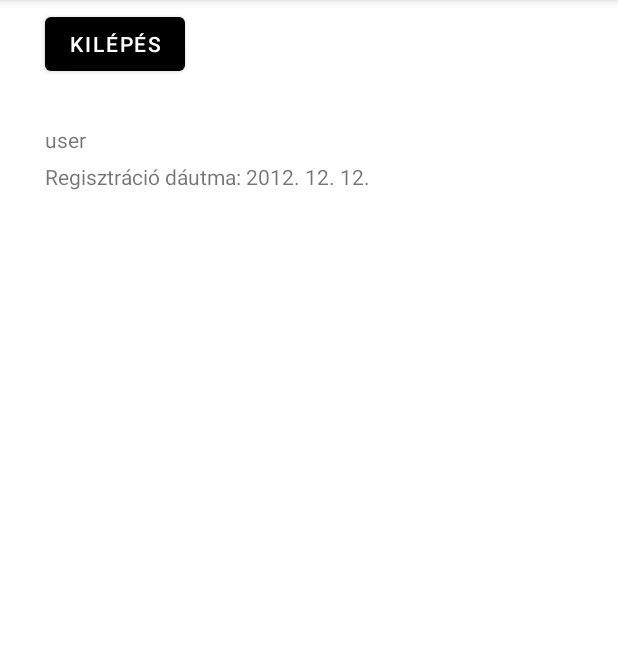
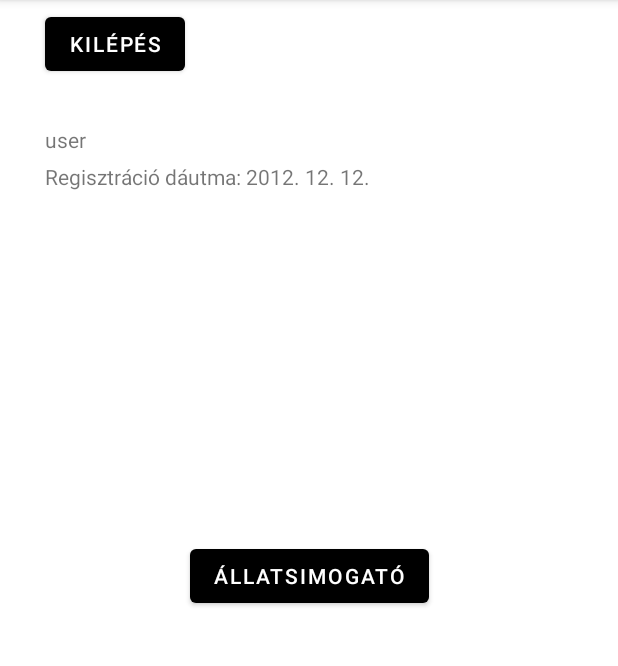
Before and after one commit to DPatrikI/Allatsimogato, an Android app: the screen it shows after launch (ProfileActivity), after a tap on "BEJELENTKEZÉS", on a phone screen of 412 x 824 dp, the part 84-750 px from its top. Run offline under Robolectric (Android 15) with nearby library versions, the phone set to English and light mode, and no system bars.

Commit message:
Állatsimogató gomb és oldal

```diff
--- a/app/build.gradle
+++ b/app/build.gradle
@@ -25,6 +25,9 @@ android {
         sourceCompatibility JavaVersion.VERSION_1_8
         targetCompatibility JavaVersion.VERSION_1_8
     }
+    buildFeatures {
+        viewBinding true
+    }
 }
 
 dependencies {
@@ -32,6 +35,7 @@ dependencies {
     implementation 'androidx.appcompat:appcompat:1.3.1'
     implementation 'com.google.android.material:material:1.4.0'
     implementation 'androidx.constraintlayout:constraintlayout:2.1.1'
+    implementation 'androidx.legacy:legacy-support-v4:1.0.0'
     testImplementation 'junit:junit:4.+'
     androidTestImplementation 'androidx.test.ext:junit:1.1.3'
     androidTestImplementation 'androidx.test.espresso:espresso-core:3.4.0'
--- a/app/src/main/AndroidManifest.xml
+++ b/app/src/main/AndroidManifest.xml
@@ -14,8 +14,11 @@
         android:supportsRtl="true"
         android:theme="@style/Theme.Allatsimogato">
         <activity
+            android:name=".AllatsimogatoActivity"
+            android:exported="true"/>
+        <activity
             android:name=".ProfileActivity"
-            android:exported="true"/>
+            android:exported="true" />
         <activity
             android:name=".MainActivity"
             android:exported="true">
--- a/app/src/main/java/hu/test/creatit/allatsimogato/ProfileActivity.java
+++ b/app/src/main/java/hu/test/creatit/allatsimogato/ProfileActivity.java
@@ -1,12 +1,16 @@
 package hu.test.creatit.allatsimogato;
 
 import androidx.appcompat.app.AppCompatActivity;
+import androidx.constraintlayout.widget.ConstraintLayout;
+import androidx.fragment.app.FragmentContainerView;
 
 import android.content.Intent;
 import android.os.Bundle;
 import android.util.Log;
 import android.view.View;
+import android.view.ViewGroup;
 import android.widget.Button;
+import android.widget.RelativeLayout;
 import android.widget.TextView;
 
 
@@ -39,11 +43,17 @@ public class ProfileActivity extends AppCompatActivity {
         StringBuilder time_createStringBuilder = new StringBuilder();
         time_createStringBuilder.append("Regisztráció dáutma: ");
         Calendar time_createCalendar = getCalendarFromIntentString(userTime_create);
-        Log.e(TAG, time_createCalendar.getTime().toString());
+
         time_createStringBuilder.append(time_createCalendar.get(Calendar.YEAR)).append(". ")
                 .append(time_createCalendar.get(Calendar.MONTH)+1).append(". ").append(time_createCalendar.get(Calendar.DAY_OF_MONTH)).append(".");
         time_createTextView.setText(time_createStringBuilder);
 
+        setUpButtons();
+
+
+    }
+
+    private void setUpButtons(){
         Button logOutButton = findViewById(R.id.logOutButton);
         logOutButton.setOnClickListener(new View.OnClickListener() {
             @Override
@@ -52,6 +62,13 @@ public class ProfileActivity extends AppCompatActivity {
             }
         });
 
+        Button allatsimogatoButton = findViewById(R.id.allatsimogatoButton);
+        allatsimogatoButton.setOnClickListener(new View.OnClickListener() {
+            @Override
+            public void onClick(View view) {
+                onAllatsimogatoButtonPressed();
+            }
+        });
     }
 
     //string->Calendar hackelés
@@ -72,8 +89,26 @@ public class ProfileActivity extends AppCompatActivity {
         return calendar;
     }
 
-    public void onLogOutButtonPressed(View view){
-        onLogOutButtonPressed();
+
+    private void onAllatsimogatoButtonPressed(){
+
+        /*FragmentContainerView fragmentContainerView = new FragmentContainerView(this);
+        fragmentContainerView.setId(View.generateViewId());
+        RelativeLayout.LayoutParams layoutParams = new RelativeLayout.LayoutParams(ViewGroup.LayoutParams.MATCH_PARENT, ViewGroup.LayoutParams.MATCH_PARENT);
+        fragmentContainerView.setLayoutParams(layoutParams);
+
+        ConstraintLayout profileConstraintLayout = findViewById(R.id.profileConstraintLayout);
+        profileConstraintLayout.addView(fragmentContainerView);
+        fragmentContainerView.bringToFront();
+
+        getSupportFragmentManager().beginTransaction()
+                .setReorderingAllowed(true)
+                .add(fragmentContainerView.getId(), AllatsiomgatoFragment.class, null)
+                .commit();*/
+
+        Intent intent = new Intent(this, AllatsimogatoActivity.class);
+        startActivity(intent);
+
     }
 
     private void onLogOutButtonPressed(){
--- a/app/src/main/res/layout/activity_profile.xml
+++ b/app/src/main/res/layout/activity_profile.xml
@@ -36,4 +36,15 @@
         android:textColor="#FFFFFF"
         app:layout_constraintStart_toStartOf="parent"
         app:layout_constraintTop_toTopOf="parent" />
+
+    <Button
+        android:id="@+id/allatsimogatoButton"
+        android:layout_width="wrap_content"
+        android:layout_height="wrap_content"
+        android:text="Állatsimogató"
+        android:textColor="#FFFFFF"
+        app:layout_constraintBottom_toBottomOf="parent"
+        app:layout_constraintEnd_toEndOf="parent"
+        app:layout_constraintStart_toStartOf="parent"
+        app:layout_constraintTop_toTopOf="parent" />
 </androidx.constraintlayout.widget.ConstraintLayout>
--- a/app/src/main/res/values-night/themes.xml
+++ b/app/src/main/res/values-night/themes.xml
@@ -13,4 +13,9 @@
         <item name="android:statusBarColor" tools:targetApi="l">?attr/colorPrimaryVariant</item>
         <!-- Customize your theme here. -->
     </style>
+
+    <style name="ThemeOverlay.Allatsimogato.FullscreenContainer" parent="">
+        <item name="fullscreenBackgroundColor">@color/light_blue_900</item>
+        <item name="fullscreenTextColor">@color/light_blue_A400</item>
+    </style>
 </resources>
--- /dev/null
+++ b/app/src/main/res/values/attrs.xml
@@ -0,0 +1,6 @@
+<resources>
+    <declare-styleable name="FullscreenAttrs">
+        <attr name="fullscreenBackgroundColor" format="color" />
+        <attr name="fullscreenTextColor" format="color" />
+    </declare-styleable>
+</resources>
--- a/app/src/main/res/values/colors.xml
+++ b/app/src/main/res/values/colors.xml
@@ -3,4 +3,9 @@
     <color name="black">#FF000000</color>
     <color name="white">#FFFFFFFF</color>
     <color name="gray">#9E9E9E</color>
+    <color name="light_blue_600">#FF039BE5</color>
+    <color name="light_blue_900">#FF01579B</color>
+    <color name="light_blue_A200">#FF40C4FF</color>
+    <color name="light_blue_A400">#FF00B0FF</color>
+    <color name="black_overlay">#66000000</color>
 </resources>
--- a/app/src/main/res/values/strings.xml
+++ b/app/src/main/res/values/strings.xml
@@ -1,3 +1,7 @@
 <resources>
     <string name="app_name">Allatsimogato</string>
+    <string name="dummy_button">Dummy Button</string>
+    <string name="dummy_content">DUMMY\nCONTENT</string>
+    <!-- TODO: Remove or change this placeholder text -->
+    <string name="hello_blank_fragment">Hello blank fragment</string>
 </resources>
--- a/app/src/main/res/values/themes.xml
+++ b/app/src/main/res/values/themes.xml
@@ -13,4 +13,9 @@
         <item name="android:statusBarColor" tools:targetApi="l">?attr/colorPrimaryVariant</item>
         <!-- Customize your theme here. -->
     </style>
+
+    <style name="ThemeOverlay.Allatsimogato.FullscreenContainer" parent="">
+        <item name="fullscreenBackgroundColor">@color/light_blue_600</item>
+        <item name="fullscreenTextColor">@color/light_blue_A200</item>
+    </style>
 </resources>
```
Also changed, not shown: app/src/main/java/hu/test/creatit/allatsimogato/AllatsimogatoActivity.java (added, +14 -0 lines), app/src/main/java/hu/test/creatit/allatsimogato/AllatsiomgatoFragment.java (added, +33 -0 lines), app/src/main/java/hu/test/creatit/allatsimogato/MainActivity.java (+0 -1 lines), app/src/main/res/layout/activity_allatsimogato.xml (added, +9 -0 lines), app/src/main/res/layout/fragment_allatsiomgato.xml (added, +16 -0 lines), app/src/main/res/values/styles.xml (added, +7 -0 lines).
